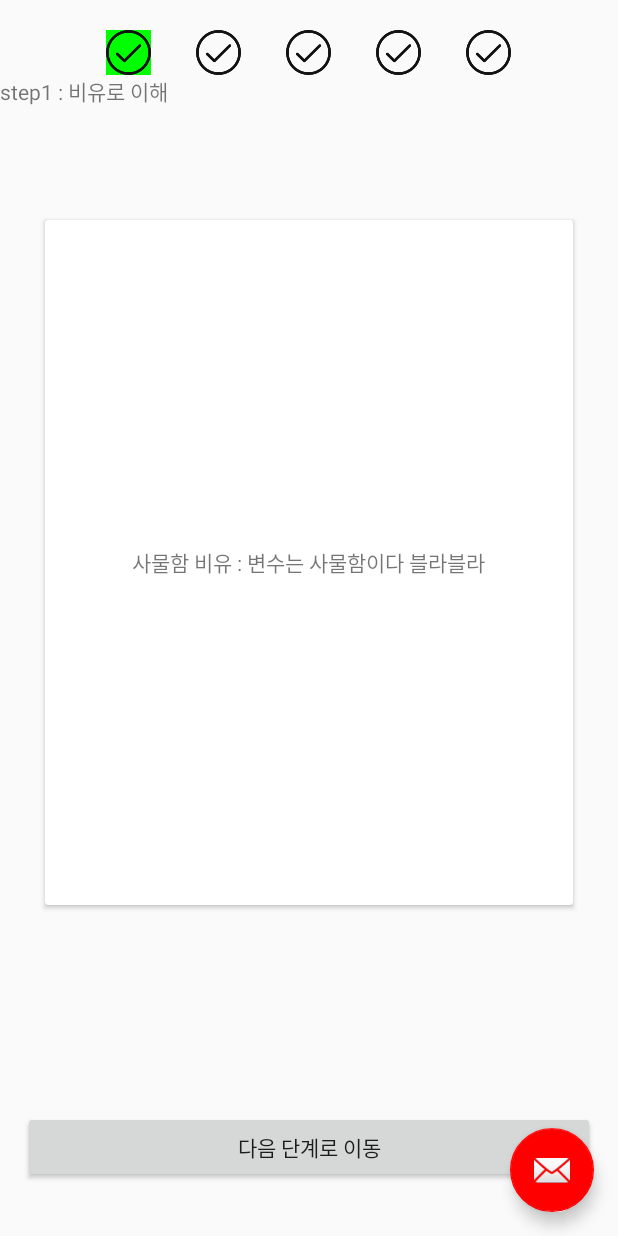
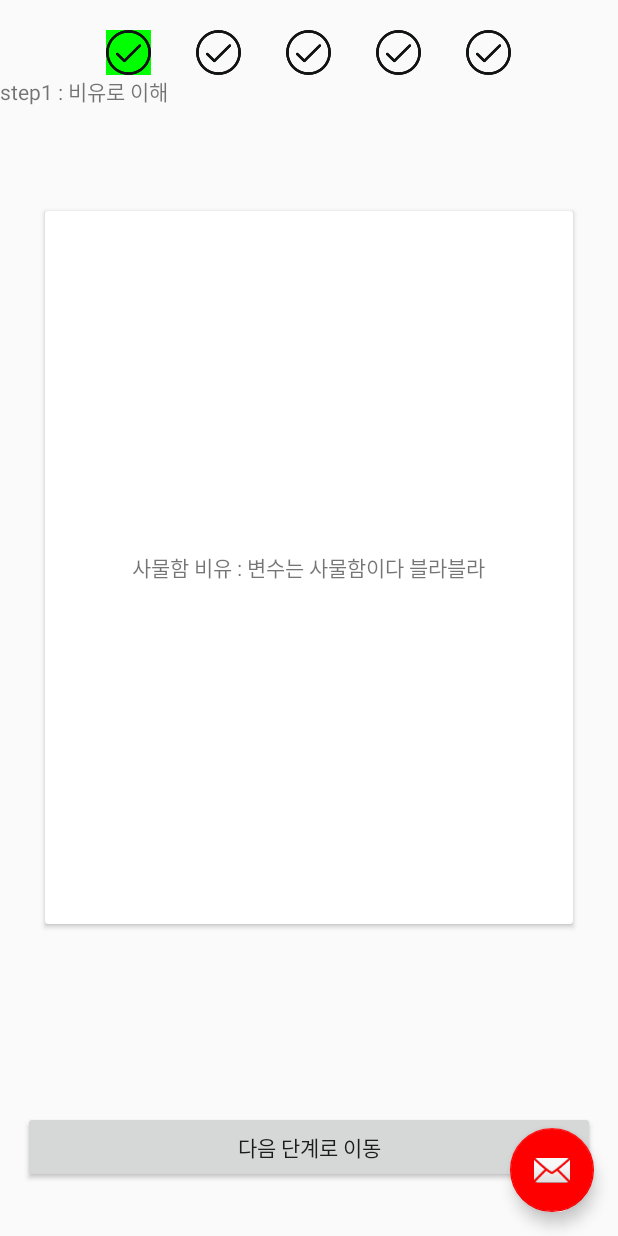
Before and after one commit to garyGitgit/CodingStarter, an Android app: the Course1Step1Fragment screen opened directly, with no data from a screen before it, on a phone screen of 412 x 824 dp. Run offline under Robolectric (Android 15) with nearby library versions, the light colour scheme and no system bars.

Commit message:
update course1step1fragment.java

```diff
--- a/app/src/main/java/com/gachon/app/Course1Step1Fragment.java
+++ b/app/src/main/java/com/gachon/app/Course1Step1Fragment.java
@@ -6,6 +6,7 @@ import android.support.v4.app.Fragment;
 import android.view.LayoutInflater;
 import android.view.View;
 import android.view.ViewGroup;
+import android.widget.Button;
 
 
 /**
@@ -13,6 +14,8 @@ import android.view.ViewGroup;
  */
 public class Course1Step1Fragment extends Fragment {
 
+    Button buttonGoNext;
+    View root;
 
     public Course1Step1Fragment() {
         // Required empty public constructor
@@ -23,7 +26,16 @@ public class Course1Step1Fragment extends Fragment {
     public View onCreateView(LayoutInflater inflater, ViewGroup container,
                              Bundle savedInstanceState) {
         // Inflate the layout for this fragment
-        return inflater.inflate(R.layout.fragment_course1_step1, container, false);
+        root = inflater.inflate(R.layout.fragment_course1_step1, container, false);
+
+        buttonGoNext = (Button)root.findViewById(R.id.buttonGoNext);
+        buttonGoNext.setOnClickListener(new View.OnClickListener() {
+            @Override
+            public void onClick(View v) {
+
+            }
+        });
+        return root;
     }
 
 }
--- a/app/src/main/res/layout/fragment_course1_step1.xml
+++ b/app/src/main/res/layout/fragment_course1_step1.xml
@@ -22,7 +22,7 @@
         android:id="@+id/cardview"
         android:layout_width="match_parent"
         android:layout_height="0dp"
-        android:layout_weight="10"
+        android:layout_weight="12"
         android:layout_margin="30dp"
         android:background="@color/light_gray">
 
```
Also changed, not shown: 1 other file.
